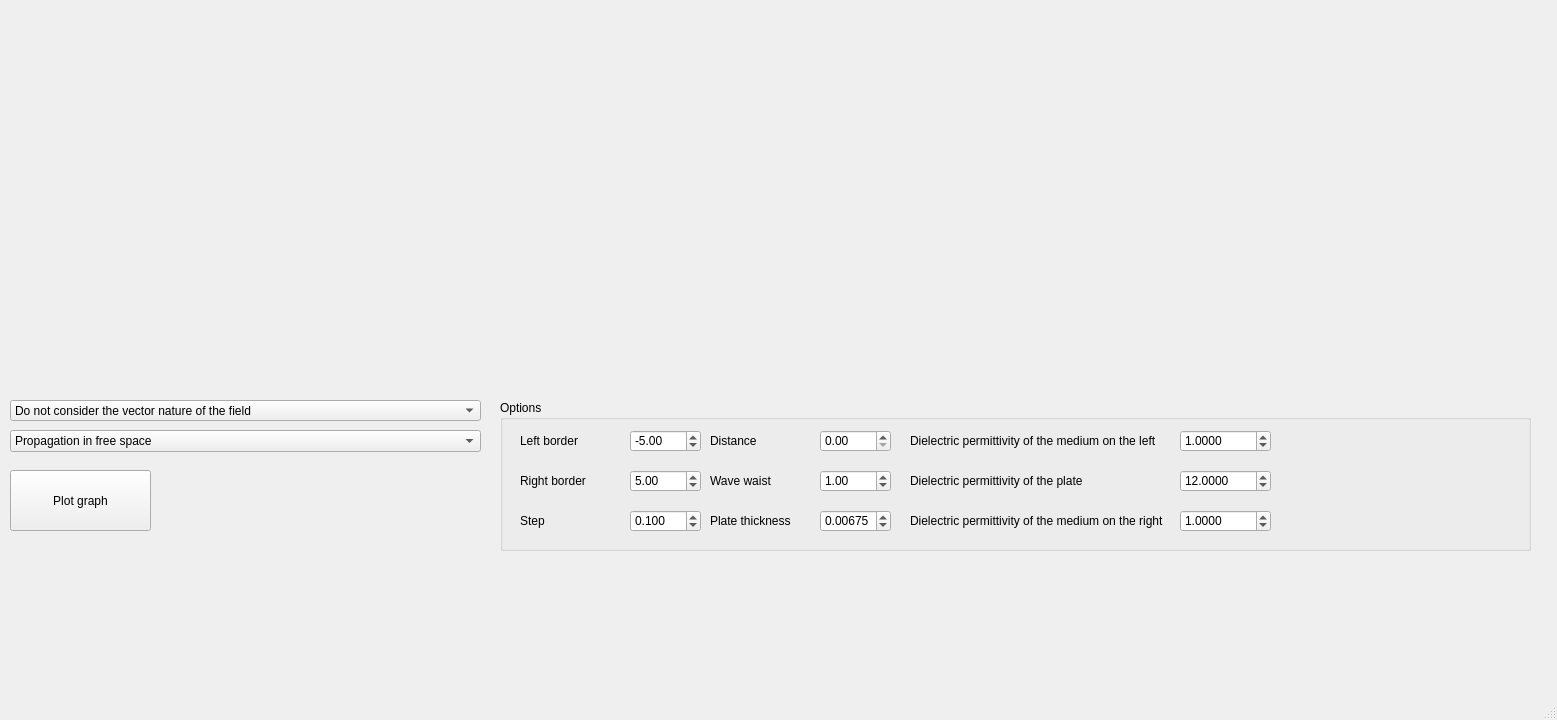
Above: main_window.ui from Kanegend39/Practice_2 before the change. Below: the same form after it.
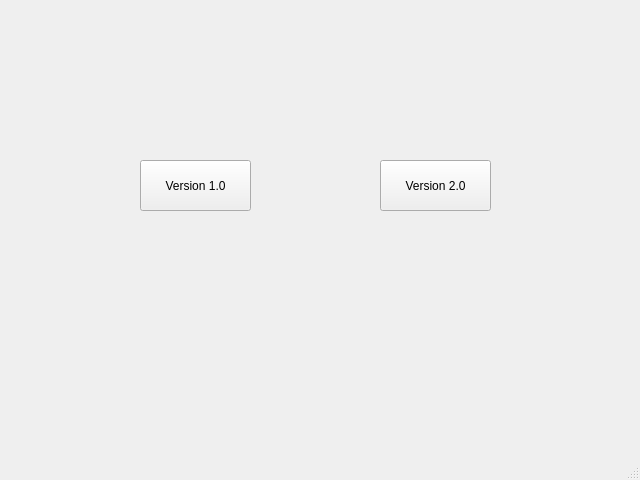
That is the form after the change.

What changed in the file:
```diff
--- a/main_window.ui
+++ b/main_window.ui
@@ -6,427 +6,40 @@
    <rect>
     <x>0</x>
     <y>0</y>
-    <width>1557</width>
-    <height>720</height>
+    <width>640</width>
+    <height>480</height>
    </rect>
   </property>
   <property name="windowTitle">
    <string>MainWindow</string>
   </property>
   <widget class="QWidget" name="centralwidget">
-   <widget class="QWidget" name="verticalLayoutWidget">
+   <widget class="QPushButton" name="version_1">
     <property name="geometry">
      <rect>
-      <x>0</x>
-      <y>0</y>
-      <width>501</width>
-      <height>391</height>
+      <x>140</x>
+      <y>160</y>
+      <width>111</width>
+      <height>51</height>
      </rect>
     </property>
-    <layout class="QVBoxLayout" name="form_for_graph_1" stretch="0">
-     <property name="spacing">
-      <number>6</number>
-     </property>
-     <property name="sizeConstraint">
-      <enum>QLayout::SetDefaultConstraint</enum>
-     </property>
-     <item>
-      <layout class="QVBoxLayout" name="form_for_tools_1">
-       <property name="sizeConstraint">
-        <enum>QLayout::SetDefaultConstraint</enum>
-       </property>
-      </layout>
-     </item>
-    </layout>
-   </widget>
-   <widget class="QComboBox" name="vector">
-    <property name="geometry">
-     <rect>
-      <x>10</x>
-      <y>400</y>
-      <width>471</width>
-      <height>21</height>
-     </rect>
+    <property name="text">
+     <string>Version 1.0</string>
     </property>
-    <item>
-     <property name="text">
-      <string>Do not consider the vector nature of the field</string>
-     </property>
-    </item>
-    <item>
-     <property name="text">
-      <string>Consider the vector nature of the field</string>
-     </property>
-    </item>
    </widget>
-   <widget class="QGroupBox" name="groupBox">
+   <widget class="QPushButton" name="version_2">
     <property name="geometry">
      <rect>
-      <x>500</x>
-      <y>400</y>
-      <width>1031</width>
-      <height>151</height>
+      <x>380</x>
+      <y>160</y>
+      <width>111</width>
+      <height>51</height>
      </rect>
     </property>
-    <property name="title">
-     <string>Options</string>
-    </property>
-    <widget class="QDoubleSpinBox" name="left_border">
-     <property name="geometry">
-      <rect>
-       <x>130</x>
-       <y>30</y>
-       <width>71</width>
-       <height>22</height>
-      </rect>
-     </property>
-     <property name="minimum">
-      <double>-100.000000000000000</double>
-     </property>
-     <property name="maximum">
-      <double>0.000000000000000</double>
-     </property>
-     <property name="value">
-      <double>-5.000000000000000</double>
-     </property>
-    </widget>
-    <widget class="QLabel" name="label">
-     <property name="geometry">
-      <rect>
-       <x>20</x>
-       <y>30</y>
-       <width>101</width>
-       <height>21</height>
-      </rect>
-     </property>
-     <property name="text">
-      <string>Left border</string>
-     </property>
-    </widget>
-    <widget class="QDoubleSpinBox" name="right_border">
-     <property name="geometry">
-      <rect>
-       <x>130</x>
-       <y>70</y>
-       <width>71</width>
-       <height>22</height>
-      </rect>
-     </property>
-     <property name="maximum">
-      <double>100.000000000000000</double>
-     </property>
-     <property name="value">
-      <double>5.000000000000000</double>
-     </property>
-    </widget>
-    <widget class="QLabel" name="label_2">
-     <property name="geometry">
-      <rect>
-       <x>20</x>
-       <y>70</y>
-       <width>101</width>
-       <height>21</height>
-      </rect>
-     </property>
-     <property name="text">
-      <string>Right border</string>
-     </property>
-    </widget>
-    <widget class="QDoubleSpinBox" name="step">
-     <property name="geometry">
-      <rect>
-       <x>130</x>
-       <y>110</y>
-       <width>71</width>
-       <height>22</height>
-      </rect>
-     </property>
-     <property name="decimals">
-      <number>3</number>
-     </property>
-     <property name="minimum">
-      <double>0.001000000000000</double>
-     </property>
-     <property name="maximum">
-      <double>10.000000000000000</double>
-     </property>
-     <property name="singleStep">
-      <double>0.010000000000000</double>
-     </property>
-     <property name="value">
-      <double>0.100000000000000</double>
-     </property>
-    </widget>
-    <widget class="QLabel" name="label_3">
-     <property name="geometry">
-      <rect>
-       <x>20</x>
-       <y>110</y>
-       <width>101</width>
-       <height>21</height>
-      </rect>
-     </property>
-     <property name="text">
-      <string>Step</string>
-     </property>
-    </widget>
-    <widget class="QLabel" name="label_4">
-     <property name="geometry">
-      <rect>
-       <x>210</x>
-       <y>30</y>
-       <width>101</width>
-       <height>21</height>
-      </rect>
-     </property>
-     <property name="text">
-      <string>Distance</string>
-     </property>
-    </widget>
-    <widget class="QDoubleSpinBox" name="distance">
-     <property name="geometry">
-      <rect>
-       <x>320</x>
-       <y>30</y>
-       <width>71</width>
-       <height>22</height>
-      </rect>
-     </property>
-     <property name="decimals">
-      <number>2</number>
-     </property>
-     <property name="maximum">
-      <double>10000.000000000000000</double>
-     </property>
-    </widget>
-    <widget class="QDoubleSpinBox" name="wave_waist">
-     <property name="geometry">
-      <rect>
-       <x>320</x>
-       <y>70</y>
-       <width>71</width>
-       <height>22</height>
-      </rect>
-     </property>
-     <property name="minimum">
-      <double>0.100000000000000</double>
-     </property>
-     <property name="maximum">
-      <double>100.000000000000000</double>
-     </property>
-     <property name="singleStep">
-      <double>0.100000000000000</double>
-     </property>
-     <property name="value">
-      <double>1.000000000000000</double>
-     </property>
-    </widget>
-    <widget class="QLabel" name="label_5">
-     <property name="geometry">
-      <rect>
-       <x>210</x>
-       <y>70</y>
-       <width>101</width>
-       <height>21</height>
-      </rect>
-     </property>
-     <property name="text">
-      <string>Wave waist</string>
-     </property>
-    </widget>
-    <widget class="QLabel" name="label_6">
-     <property name="geometry">
-      <rect>
-       <x>210</x>
-       <y>110</y>
-       <width>101</width>
-       <height>21</height>
-      </rect>
-     </property>
-     <property name="text">
-      <string>Plate thickness</string>
-     </property>
-    </widget>
-    <widget class="QDoubleSpinBox" name="plate_thickness">
-     <property name="geometry">
-      <rect>
-       <x>320</x>
-       <y>110</y>
-       <width>71</width>
-       <height>22</height>
-      </rect>
-     </property>
-     <property name="decimals">
-      <number>5</number>
-     </property>
-     <property name="minimum">
-      <double>0.000000000000000</double>
-     </property>
-     <property name="maximum">
-      <double>1000.000000000000000</double>
-     </property>
-     <property name="singleStep">
-      <double>0.000010000000000</double>
-     </property>
-     <property name="value">
-      <double>0.006750000000000</double>
-     </property>
-    </widget>
-    <widget class="QLabel" name="label_7">
-     <property name="geometry">
-      <rect>
-       <x>410</x>
-       <y>30</y>
-       <width>261</width>
-       <height>21</height>
-      </rect>
-     </property>
-     <property name="text">
-      <string>Dielectric permittivity of the medium on the left</string>
-     </property>
-    </widget>
-    <widget class="QLabel" name="label_8">
-     <property name="geometry">
-      <rect>
-       <x>410</x>
-       <y>70</y>
-       <width>261</width>
-       <height>21</height>
-      </rect>
-     </property>
-     <property name="text">
-      <string>Dielectric permittivity of the plate</string>
-     </property>
-    </widget>
-    <widget class="QLabel" name="label_9">
-     <property name="geometry">
-      <rect>
-       <x>410</x>
-       <y>110</y>
-       <width>261</width>
-       <height>21</height>
-      </rect>
-     </property>
-     <property name="text">
-      <string>Dielectric permittivity of the medium on the right</string>
-     </property>
-    </widget>
-    <widget class="QDoubleSpinBox" name="epsilon_1">
-     <property name="geometry">
-      <rect>
-       <x>680</x>
-       <y>30</y>
-       <width>91</width>
-       <height>22</height>
-      </rect>
-     </property>
-     <property name="decimals">
-      <number>4</number>
-     </property>
-     <property name="minimum">
-      <double>0.000000000000000</double>
-     </property>
-     <property name="value">
-      <double>1.000000000000000</double>
-     </property>
-    </widget>
-    <widget class="QDoubleSpinBox" name="epsilon_2">
-     <property name="geometry">
-      <rect>
-       <x>680</x>
-       <y>70</y>
-       <width>91</width>
-       <height>22</height>
-      </rect>
-     </property>
-     <property name="decimals">
-      <number>4</number>
-     </property>
-     <property name="minimum">
-      <double>0.000000000000000</double>
-     </property>
-     <property name="value">
-      <double>12.000000000000000</double>
-     </property>
-    </widget>
-    <widget class="QDoubleSpinBox" name="epsilon_3">
-     <property name="geometry">
-      <rect>
-       <x>680</x>
-       <y>110</y>
-       <width>91</width>
-       <height>22</height>
-      </rect>
-     </property>
-     <property name="decimals">
-      <number>4</number>
-     </property>
-     <property name="minimum">
-      <double>0.000000000000000</double>
-     </property>
-     <property name="value">
-      <double>1.000000000000000</double>
-     </property>
-    </widget>
-   </widget>
-   <widget class="QComboBox" name="graph_axis">
-    <property name="geometry">
-     <rect>
-      <x>10</x>
-      <y>430</y>
-      <width>471</width>
-      <height>22</height>
-     </rect>
-    </property>
-    <item>
-     <property name="text">
-      <string>Propagation in free space</string>
-     </property>
-    </item>
-   </widget>
-   <widget class="QPushButton" name="build_graph">
-    <property name="geometry">
-     <rect>
-      <x>10</x>
-      <y>470</y>
-      <width>141</width>
-      <height>61</height>
-     </rect>
-    </property>
     <property name="text">
-     <string>Plot graph</string>
+     <string>Version 2.0</string>
     </property>
    </widget>
-   <widget class="QWidget" name="verticalLayoutWidget_2">
-    <property name="geometry">
-     <rect>
-      <x>510</x>
-      <y>0</y>
-      <width>501</width>
-      <height>391</height>
-     </rect>
-    </property>
-    <layout class="QVBoxLayout" name="form_for_graph_2">
-     <item>
-      <layout class="QVBoxLayout" name="form_for_tools_2"/>
-     </item>
-    </layout>
-   </widget>
-   <widget class="QWidget" name="verticalLayoutWidget_4">
-    <property name="geometry">
-     <rect>
-      <x>1020</x>
-      <y>0</y>
-      <width>511</width>
-      <height>391</height>
-     </rect>
-    </property>
-    <layout class="QVBoxLayout" name="form_for_graph_3">
-     <item>
-      <layout class="QVBoxLayout" name="form_for_tools_3"/>
-     </item>
-    </layout>
-   </widget>
   </widget>
   <widget class="QMenuBar" name="menubar">
    <property name="geometry">
```
Left out of the diff: 4 changed lines with no effect on the pictures.
